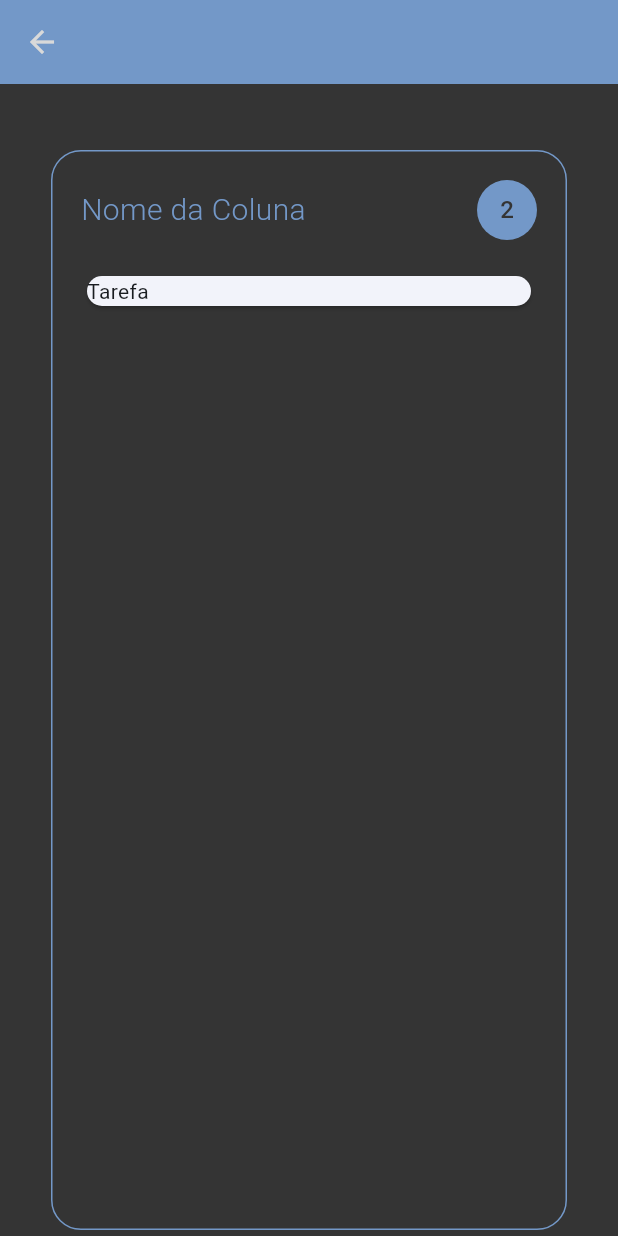
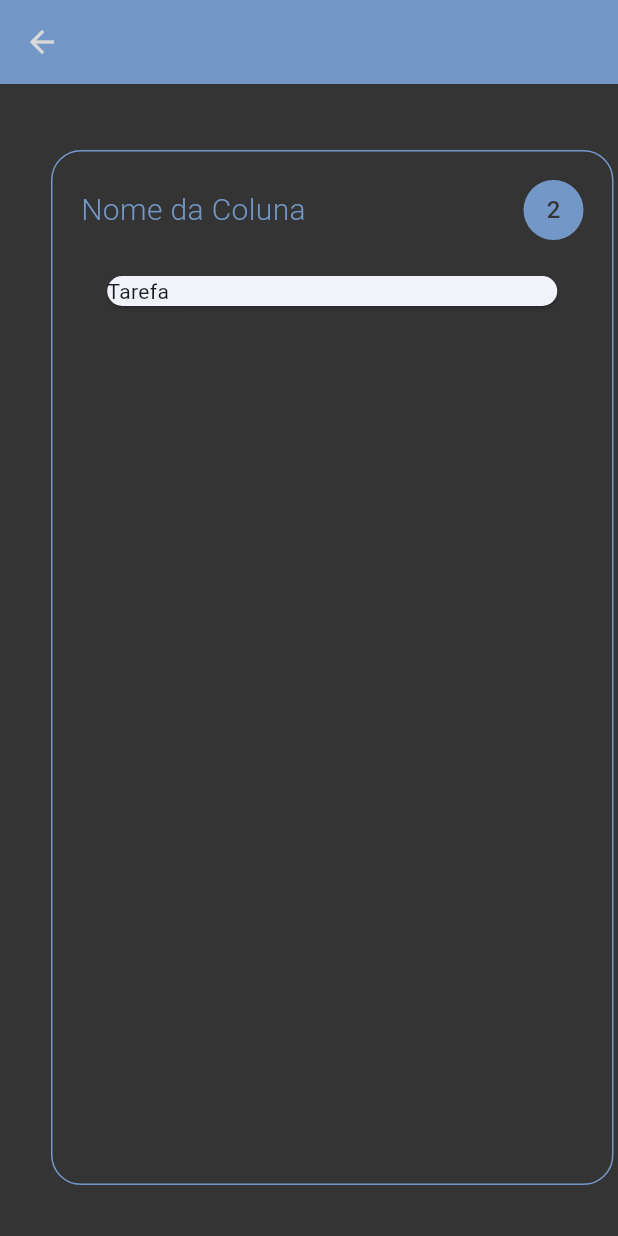
Before and after one commit to darllangomes/KanBoard, a Flutter app: the KanbanBoardView screen opened directly with empty values, on a phone screen of 412 x 824 dp. Run offline on Flutter 3.47's test engine with Material 3 defaults, Android fonts, the phone set to English and light mode, and no system bars; our stand-ins replace dio, jwt_decoder.

Commit message:
:lipstick: :feat: transformar componente coluna em um ListView.Builder

```diff
--- a/kandoard/lib/view/kanban_board_view.dart
+++ b/kandoard/lib/view/kanban_board_view.dart
@@ -1,5 +1,4 @@
 import 'package:flutter/material.dart';
-import 'package:kandoard/model/board_model.dart';
 import 'package:kandoard/shared/app_colors.dart';
 
 class KanbanBoardView extends StatefulWidget {
@@ -23,7 +22,7 @@ class _KanbanBoardState extends State<KanbanBoardView> {
               Navigator.pop(context);
             },
             icon: const Icon(Icons.arrow_back)),
-          actionsIconTheme: IconThemeData(),
+        actionsIconTheme: const IconThemeData(),
         title: Text(
           boardCard,
           style: TextStyle(
@@ -34,9 +33,14 @@ class _KanbanBoardState extends State<KanbanBoardView> {
         ),
         backgroundColor: AppColors.blue,
       ),
-        body: Center(
+      body: ListView.builder(
+          scrollDirection: Axis.horizontal,
+          itemCount: 5,
+          itemBuilder: ((context, index) {
+            return Center(
               child: Padding(
-            padding: const EdgeInsets.only(top: 40, left: 30, right: 30),
+                padding: const EdgeInsets.only(
+                    top: 40, left: 30, right: 30, bottom: 30),
                 child: Card(
                     color: AppColors.grey,
                     elevation: 0,
@@ -52,28 +56,78 @@ class _KanbanBoardState extends State<KanbanBoardView> {
                           child: Column(
                             children: [
                               Row(
-                            mainAxisAlignment: MainAxisAlignment.spaceBetween,
+                                mainAxisAlignment:
+                                    MainAxisAlignment.spaceBetween,
                                 children: [
                                   Text(
                                     'Nome da Coluna',
-                                style: TextStyle(color: AppColors.blue, fontSize: 20, fontWeight: FontWeight.w300),
+                                    style: TextStyle(
+                                        color: AppColors.blue,
+                                        fontSize: 20,
+                                        fontWeight: FontWeight.w300),
                                   ),
                                   CircleAvatar(
                                     backgroundColor: AppColors.blue,
-                                child: Text('2', style: TextStyle(color: AppColors.grey),),
+                                    child: Text(
+                                      '2',
+                                      style: TextStyle(color: AppColors.grey),
+                                    ),
                                   )
                                 ],
                               ),
-
-                          const SizedBox(height: 20,),
-
-                          Card(child: SizedBox(width: 300, child: Text('Tarefa')),)
+                              const SizedBox(
+                                height: 20,
+                              ),
+                              Card(
+                                child:
+                                    SizedBox(width: 300, child: Text('Tarefa')),
+                              )
                             ],
-
-
                           ),
                         ))),
               ),
-        ));
+            );
+          })),
+      // body: Center(
+      //   child: Padding(
+      //     padding: const EdgeInsets.only(top: 40, left: 30, right: 30),
+      //     child: Card(
+      //         color: AppColors.grey,
+      //         elevation: 0,
+      //         shape: RoundedRectangleBorder(
+      //             side: BorderSide(
+      //               color: AppColors.blue,
+      //             ),
+      //             borderRadius: BorderRadius.circular(20)),
+      //         child: SizedBox(
+      //             width: 375,
+      //             child: Padding(
+      //               padding: const EdgeInsets.all(20.0),
+      //               child: Column(
+      //                 children: [
+      //                   Row(
+      //                     mainAxisAlignment: MainAxisAlignment.spaceBetween,
+      //                     children: [
+      //                       Text(
+      //                         'Nome da Coluna',
+      //                         style: TextStyle(color: AppColors.blue, fontSize: 20, fontWeight: FontWeight.w300),
+      //                       ),
+      //                       CircleAvatar(
+      //                         backgroundColor: AppColors.blue,
+      //                         child: Text('2', style: TextStyle(color: AppColors.grey),),
+      //                       )
+      //                     ],
+      //                   ),
+
+      //                   const SizedBox(height: 20,),
+
+      //                   Card(child: SizedBox(width: 300, child: Text('Tarefa')),)
+      //                 ],
+
+      //               ),
+      //             ))),
+      //   ),
+      // )
+    );
   }
 }
```
Lines whose indentation alone changed are shown as unchanged.
